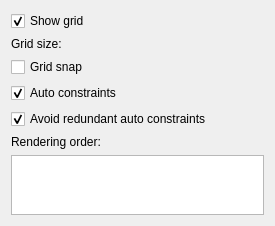
The window that src/Mod/Sketcher/Gui/TaskSketcherGeneral.ui (berndhahnebach/All_FreeCAD) describes before a commit, drawn with Qt 5.
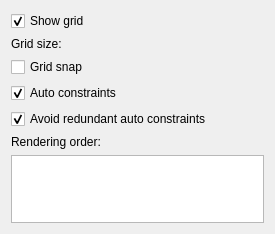
The same window after the commit. Custom widgets are drawn as their Qt base class.

Commit message: [Sketcher] Fix grid size initialization ; fixes #4055

```diff
--- a/src/Mod/Sketcher/Gui/TaskSketcherGeneral.ui
+++ b/src/Mod/Sketcher/Gui/TaskSketcherGeneral.ui
@@ -7,7 +7,7 @@
     <x>0</x>
     <y>0</y>
     <width>275</width>
-    <height>210</height>
+    <height>234</height>
    </rect>
   </property>
   <property name="windowTitle">
```
Left out of the diff: 2 changed lines with no effect on the pictures. The commit also changes 1 other file.
